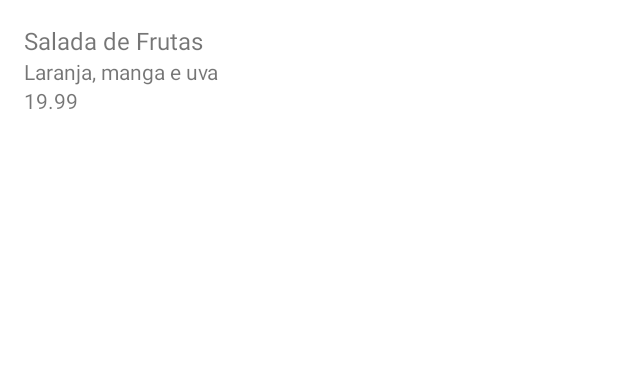
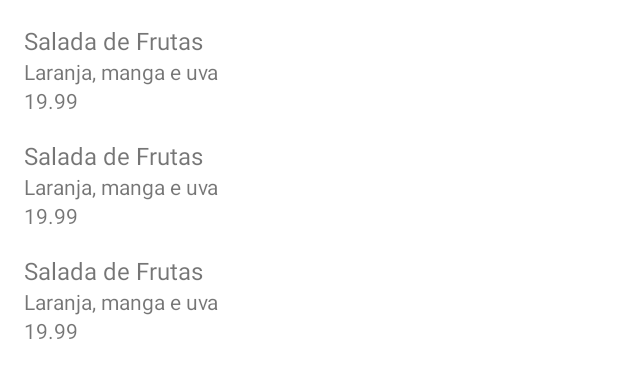
Before and after one commit to dbalves/Orgs, an Android app: the layout activity_main.xml on its own in the app's theme, with its tools: preview values and no code run, on a phone screen of 412 x 824 dp. Shown: the top 378 px of the screen. Run offline under Robolectric (Android 15) with nearby library versions, the phone set to English and light mode, and no system bars.

Commit message:
Adição Adapter ListaProdutos

```diff
--- a/app/src/main/AndroidManifest.xml
+++ b/app/src/main/AndroidManifest.xml
@@ -13,7 +13,7 @@
         android:supportsRtl="true"
         android:theme="@style/Theme.Orgs"
         tools:targetApi="31">
-        <activity android:name=".MainActivity"
+        <activity android:name=".ui.activity.MainActivity"
             android:exported="true">
             <intent-filter>
                 <action android:name="android.intent.action.MAIN" />
--- a/app/src/main/res/layout/activity_main.xml
+++ b/app/src/main/res/layout/activity_main.xml
@@ -5,33 +5,14 @@
     android:layout_width="match_parent"
     android:layout_height="match_parent">
 
-    <TextView
-        android:id="@+id/nome"
-        android:layout_width="match_parent"
-        android:layout_height="wrap_content"
-        android:layout_margin="16dp"
-        android:text="Salada de Frutas"
-        android:textSize="16sp"
+
+    <androidx.recyclerview.widget.RecyclerView
+        android:id="@+id/recyclerview"
+        android:layout_width="0dp"
+        android:layout_height="0dp"
+        app:layout_constraintBottom_toBottomOf="parent"
         app:layout_constraintEnd_toEndOf="parent"
-        app:layout_constraintTop_toTopOf="parent" />
-
-    <TextView
-        android:id="@+id/descricao"
-        android:layout_width="match_parent"
-        android:layout_height="wrap_content"
-        android:layout_marginStart="16dp"
-        android:layout_marginEnd="16dp"
-        android:text="Laranja, manga e uva"
         app:layout_constraintStart_toStartOf="parent"
-        app:layout_constraintTop_toBottomOf="@id/nome" />
-
-    <TextView
-        android:id="@+id/valor"
-        android:layout_width="match_parent"
-        android:layout_height="wrap_content"
-        android:layout_marginStart="16dp"
-        android:layout_marginEnd="16dp"
-        android:text="19.99"
-        app:layout_constraintStart_toStartOf="parent"
-        app:layout_constraintTop_toBottomOf="@id/descricao" />
+        app:layout_constraintTop_toTopOf="parent"
+        tools:listitem="@layout/produto_item" />
 </androidx.constraintlayout.widget.ConstraintLayout>
--- /dev/null
+++ b/app/src/main/res/layout/produto_item.xml
@@ -0,0 +1,41 @@
+<?xml version="1.0" encoding="utf-8"?>
+<androidx.constraintlayout.widget.ConstraintLayout xmlns:android="http://schemas.android.com/apk/res/android"
+    android:layout_width="match_parent"
+    android:layout_height="wrap_content"
+    xmlns:app="http://schemas.android.com/apk/res-auto"
+    xmlns:tools="http://schemas.android.com/tools">
+
+    <TextView
+        android:id="@+id/nome"
+        android:layout_width="0dp"
+        android:layout_height="wrap_content"
+        android:layout_margin="16dp"
+        tools:text="Salada de Frutas"
+        android:textSize="16sp"
+        app:layout_constraintEnd_toEndOf="parent"
+        app:layout_constraintStart_toStartOf="parent"
+        app:layout_constraintTop_toTopOf="parent" />
+
+    <TextView
+        android:id="@+id/descricao"
+        android:layout_width="0dp"
+        android:layout_height="wrap_content"
+        android:layout_marginStart="16dp"
+        android:layout_marginEnd="16dp"
+        tools:text="Laranja, manga e uva"
+        app:layout_constraintStart_toStartOf="parent"
+        app:layout_constraintEnd_toEndOf="parent"
+        app:layout_constraintTop_toBottomOf="@id/nome" />
+
+    <TextView
+        android:id="@+id/valor"
+        android:layout_width="0dp"
+        android:layout_height="wrap_content"
+        android:layout_marginStart="16dp"
+        android:layout_marginEnd="16dp"
+        tools:text="19.99"
+        app:layout_constraintStart_toStartOf="parent"
+        app:layout_constraintEnd_toEndOf="parent"
+        app:layout_constraintTop_toBottomOf="@id/descricao" />
+
+</androidx.constraintlayout.widget.ConstraintLayout>
```
Also changed, not shown: app/src/main/java/com/example/orgs/MainActivity.kt (deleted, +0 -16 lines), app/src/main/java/com/example/orgs/model/Produto.kt (added, +10 -0 lines), app/src/main/java/com/example/orgs/ui/activity/MainActivity.kt (added, +26 -0 lines), app/src/main/java/com/example/orgs/ui/recyclerview/adapter/ListaProdutosAdapter.kt (added, +20 -0 lines).
